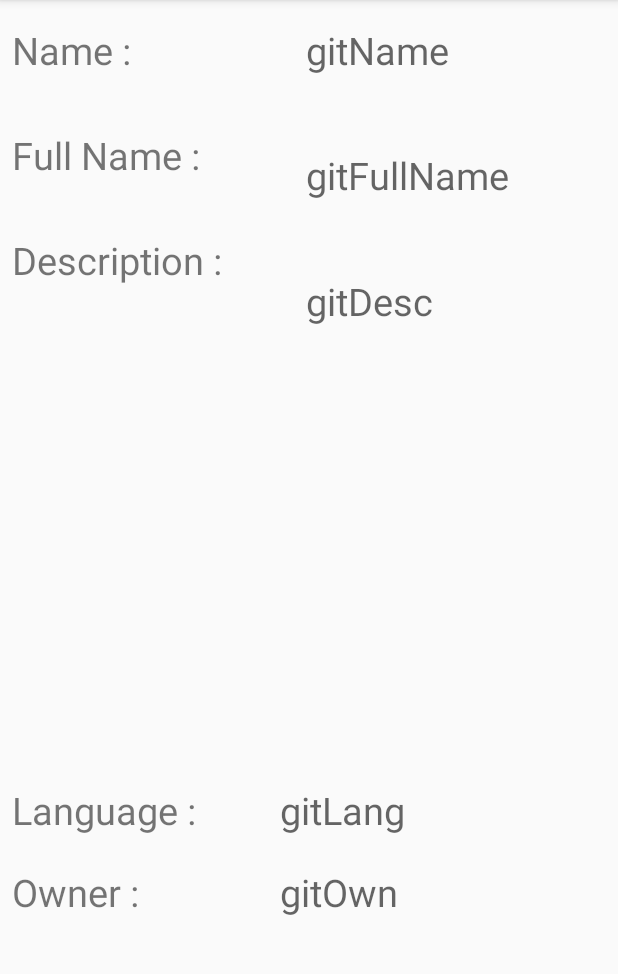
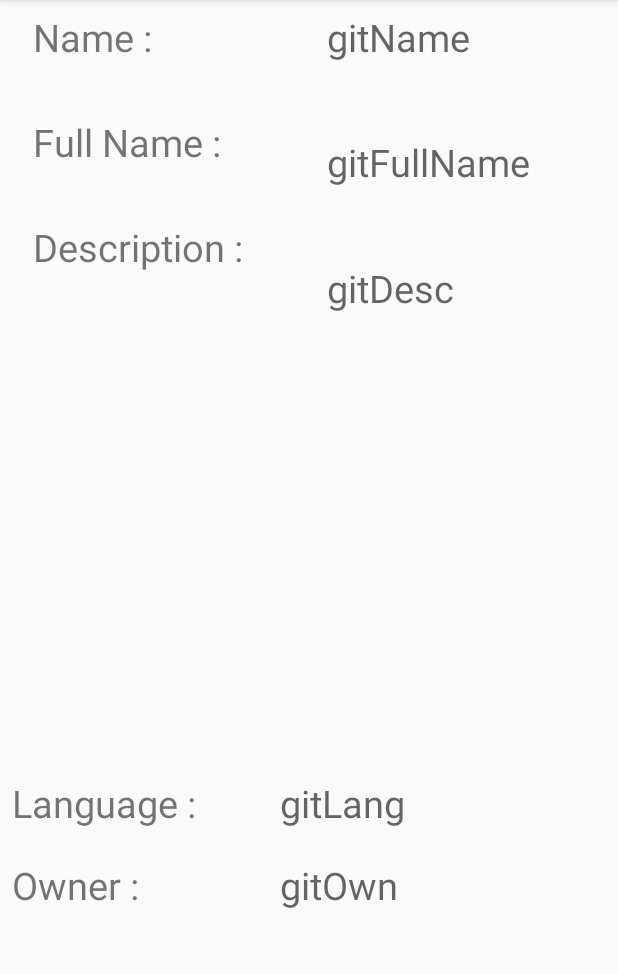
Before and after one commit to hshdave/Github, an Android app: the Repo_details screen opened directly, with no data from a screen before it, on a phone screen of 412 x 824 dp, the part 84-1058 px from its top. Run offline under Robolectric (Android 15) with nearby library versions, the phone set to English and light mode, and no system bars.

Commit message:
With user repo list

```diff
--- a/app/src/main/res/layout/activity_repo_details.xml
+++ b/app/src/main/res/layout/activity_repo_details.xml
@@ -28,11 +28,13 @@
         android:layout_width="368dp"
         android:layout_height="350dp"
         app:layout_constraintTop_toTopOf="parent"
-        android:layout_marginTop="16dp"
-        android:layout_marginLeft="8dp"
+        android:layout_marginTop="7dp"
+        android:layout_marginLeft="16dp"
         app:layout_constraintLeft_toLeftOf="parent"
         android:id="@+id/include"
-        android:layout_marginStart="8dp" />
+        android:layout_marginStart="8dp"
+        android:layout_marginRight="8dp"
+        app:layout_constraintRight_toRightOf="parent" />
 
 
 </android.support.constraint.ConstraintLayout>
```
Also changed, not shown: app/src/main/java/com/a1694158/harshkumar/github/Projectlist.java (+67 -14 lines), app/src/main/java/com/a1694158/harshkumar/github/Repo_owner.java (+12 -0 lines).
